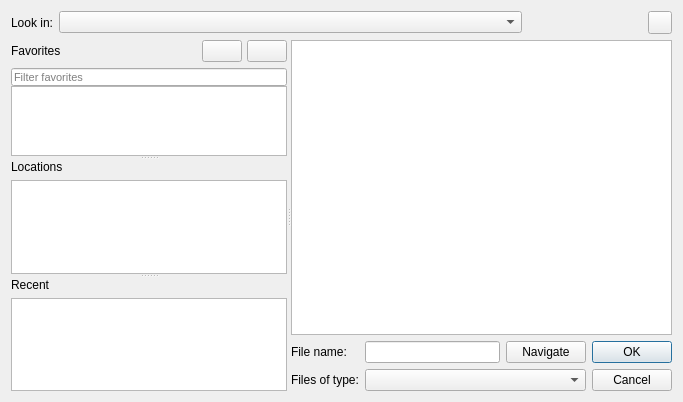
The window that Qt/Core/Resources/UI/pqFileDialog.ui (Kitware/ParaView) describes before a commit, drawn with Qt 5.
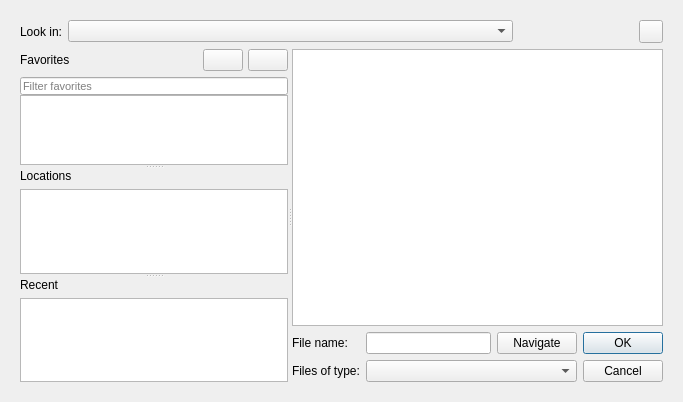
The same window after the commit. Icons and pictures are not drawn. Custom widgets are drawn as their Qt base class.

Commit message:
Improve pqFileDialog UI by putting a main widget in the dialog
Easier subclassing and manipulation in custom app

What changed in the file:
```diff
--- a/Qt/Core/Resources/UI/pqFileDialog.ui
+++ b/Qt/Core/Resources/UI/pqFileDialog.ui
@@ -13,6 +13,17 @@
   <property name="windowTitle">
    <string>Dialog</string>
   </property>
+  <layout class="QGridLayout" name="mainGridLayout">
+   <item row="0" column="0">
+    <widget class="QWidget" name="mainWidget">
+     <property name="geometry">
+      <rect>
+       <x>0</x>
+       <y>0</y>
+       <width>683</width>
+       <height>402</height>
+      </rect>
+     </property>
   <layout class="QGridLayout" name="gridLayout">
    <item row="0" column="0">
     <layout class="QHBoxLayout" stretch="0,1,0,0,0,0,0">
@@ -420,6 +431,9 @@
        </item>
       </layout>
      </widget>
+       </widget>
+      </item>
+     </layout>
     </widget>
    </item>
   </layout>
```
Lines whose indentation alone changed are shown as unchanged.
